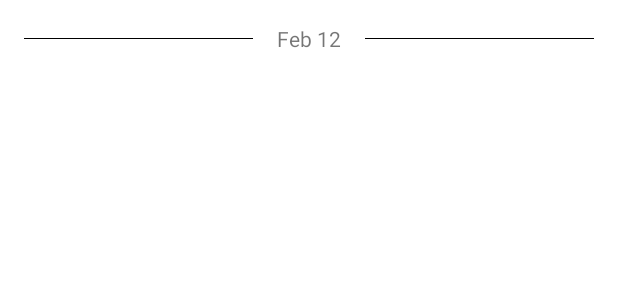
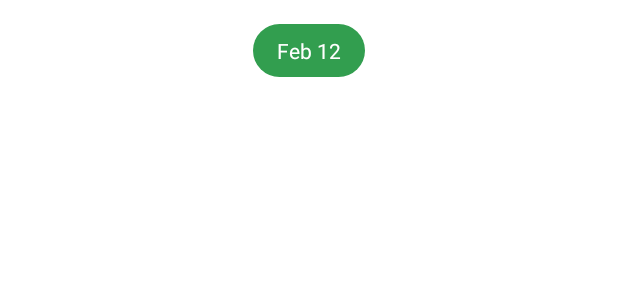
Before and after one commit to alexandermalinov/connection, an Android app: the layout list_item_chat_date.xml on its own in the app's theme, with its tools: preview values and no code run, on a phone screen of 412 x 824 dp. Shown: the top 300 px of the screen. Run offline under Robolectric (Android 15) with nearby library versions, the light colour scheme and no system bars.

Commit message:
implemented date separation between chat messages and optimized chat design

```diff
--- a/app/src/main/java/com/connection/utils/DateTimeFormatter.kt
+++ b/app/src/main/java/com/connection/utils/DateTimeFormatter.kt
@@ -10,6 +10,7 @@ object DateTimeFormatter {
     ---------------------------------------------------------------------------------------------*/
     private val hourMinuteFormat = SimpleDateFormat("hh:mm", Locale.US)
     private val weekDayFormat = SimpleDateFormat("EEEE", Locale.US)
+    private val dayOfYearFormat = SimpleDateFormat("EEEE MMM d yyyy", Locale.US)
 
     /* --------------------------------------------------------------------------------------------
      * Exposed
@@ -17,4 +18,6 @@ object DateTimeFormatter {
     fun formatMessageDateTime(timestamp: Long): String = hourMinuteFormat.format(timestamp)
 
     fun formatWeekDay(timestamp: Long): String = weekDayFormat.format(timestamp)
+
+    fun formatDayOfYear(timestamp: Long): String = dayOfYearFormat.format(timestamp)
 }
--- a/app/src/main/res/layout/list_item_chat_date.xml
+++ b/app/src/main/res/layout/list_item_chat_date.xml
@@ -6,12 +6,8 @@
     <data>
 
         <variable
-            name="presenter"
-            type="com.connection.ui.connectiontab.ConnectionsPresenter" />
-
-        <variable
             name="model"
-            type="com.connection.vo.connectiontab.ConnectionTabUiModel" />
+            type="com.connection.vo.message.MessageDateUiModel" />
 
         <import type="com.connection.R" />
     </data>
@@ -22,7 +18,7 @@
         android:layout_height="wrap_content"
         android:layout_margin="@dimen/margin_medium">
 
-        <View
+        <!--<View
             android:id="@+id/view"
             android:layout_width="0dp"
             android:layout_height="0.5dp"
@@ -31,21 +27,26 @@
             app:layout_constraintEnd_toStartOf="@+id/text_date"
             app:layout_constraintHorizontal_bias="0.5"
             app:layout_constraintStart_toStartOf="parent"
-            app:layout_constraintTop_toTopOf="parent" />
+            app:layout_constraintTop_toTopOf="parent" />-->
 
         <TextView
             android:id="@+id/text_date"
             android:layout_width="wrap_content"
             android:layout_height="wrap_content"
             android:layout_marginHorizontal="@dimen/margin_medium"
+            android:background="@drawable/ic_rounded_rectangle_colored"
+            android:paddingVertical="@dimen/padding_small"
+            android:paddingHorizontal="@dimen/padding_medium"
+            android:text="@{model.date}"
+            android:textColor="@color/white"
+            app:layout_constraintBottom_toBottomOf="parent"
+            app:layout_constraintEnd_toEndOf="parent"
+            app:layout_constraintHorizontal_bias="0.5"
+            app:layout_constraintStart_toStartOf="parent"
             app:layout_constraintTop_toTopOf="parent"
-            app:layout_constraintBottom_toBottomOf="parent"
-            app:layout_constraintEnd_toStartOf="@+id/view2"
-            app:layout_constraintHorizontal_bias="0.5"
-            app:layout_constraintStart_toEndOf="@+id/view"
             tools:text="Feb 12" />
 
-        <View
+        <!--<View
             android:id="@+id/view2"
             android:layout_width="0dp"
             android:layout_height="0.5dp"
@@ -54,7 +55,7 @@
             app:layout_constraintEnd_toEndOf="parent"
             app:layout_constraintHorizontal_bias="0.5"
             app:layout_constraintStart_toEndOf="@+id/text_date"
-            app:layout_constraintTop_toTopOf="parent" />
+            app:layout_constraintTop_toTopOf="parent" />-->
 
     </androidx.constraintlayout.widget.ConstraintLayout>
 </layout>
```
Also changed, not shown: app/src/main/java/com/connection/ui/connectionchat/ConnectionChatViewModel.kt (+0 -12 lines), app/src/main/java/com/connection/ui/message/MessageAdapter.kt (+5 -5 lines), app/src/main/java/com/connection/utils/common/BindingAdapters.kt (+1 -6 lines), app/src/main/java/com/connection/vo/message/MessageListItemUiModel.kt (+16 -6 lines), app/src/main/res/layout/list_item_image_message_logged_user.xml (+10 -19 lines), app/src/main/res/layout/list_item_image_message_sender_user.xml (+10 -19 lines).
